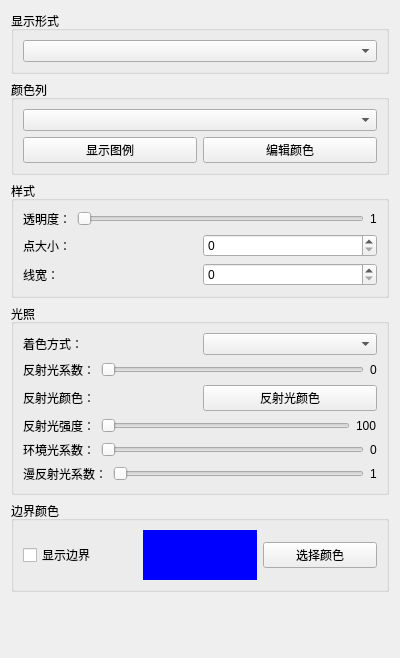
Before: the Qt Designer form src/FCGUI/PostProcessingSettings/FCPostProcessingDisplayPage.ui in Kinvy66/freecaeworkbench, drawn with Qt 5.
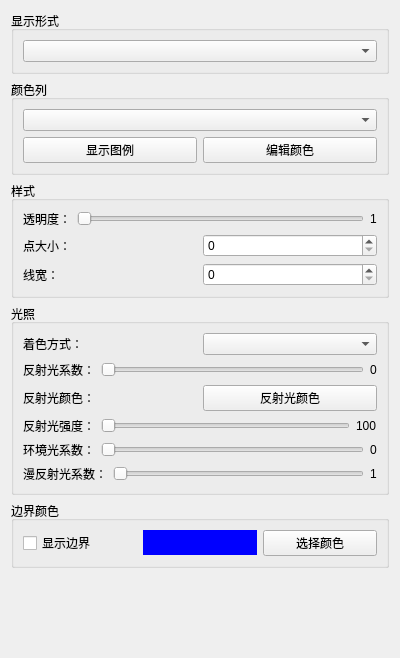
After: the same form once the commit is applied.

The edit to the form file:
```diff
--- a/src/FCGUI/PostProcessingSettings/FCPostProcessingDisplayPage.ui
+++ b/src/FCGUI/PostProcessingSettings/FCPostProcessingDisplayPage.ui
@@ -279,7 +279,13 @@
           <property name="minimumSize">
            <size>
             <width>0</width>
-            <height>50</height>
+             <height>25</height>
+            </size>
+           </property>
+           <property name="maximumSize">
+            <size>
+             <width>16777215</width>
+             <height>25</height>
            </size>
           </property>
           <property name="styleSheet">
```
Lines whose indentation alone changed are shown as unchanged.
